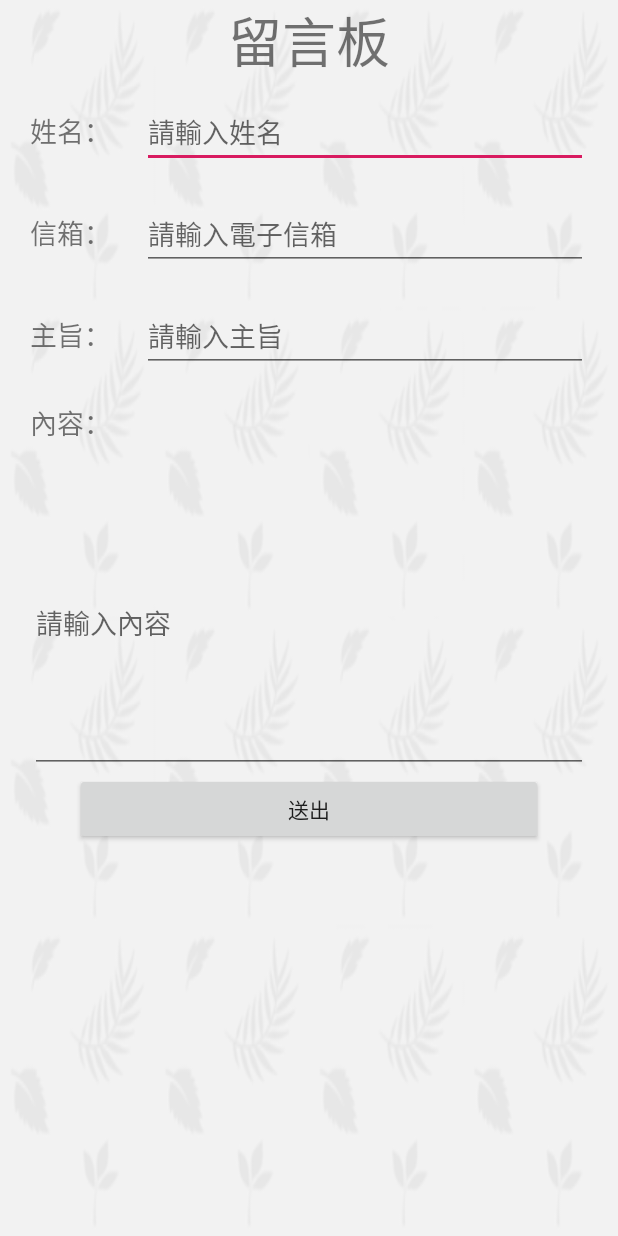
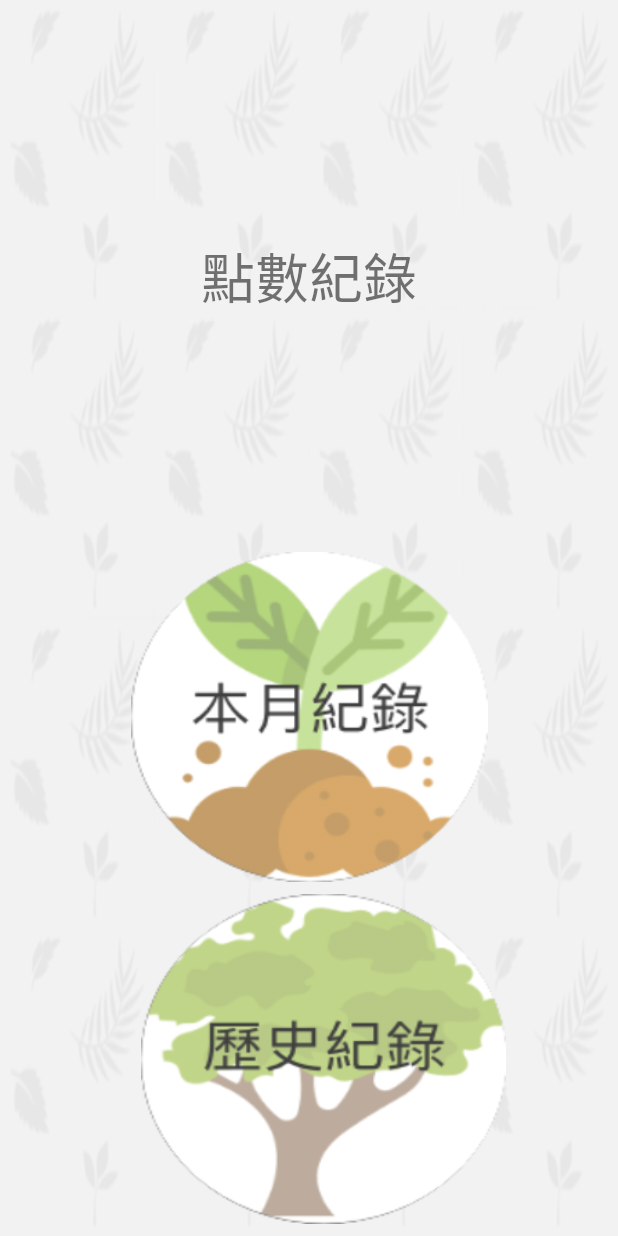
Before and after one commit to jj97181818/CarbonPoint, an Android app: the PointActivity screen opened directly, with no data from a screen before it, on a phone screen of 412 x 824 dp. Run offline under Robolectric (Android 15) with nearby library versions, the phone set to English and light mode, and no system bars.

Commit message:
Add point activity

```diff
--- a/app/src/main/java/me/jj97181818/carbonpoint/FAQ_Game.java
+++ b/app/src/main/java/me/jj97181818/carbonpoint/HistoryRecordActivity.java
@@ -3,11 +3,11 @@ package me.jj97181818.carbonpoint;
 import android.support.v7.app.AppCompatActivity;
 import android.os.Bundle;
 
-public class FAQ_Game extends AppCompatActivity {
+public class HistoryRecordActivity extends AppCompatActivity {
 
     @Override
     protected void onCreate(Bundle savedInstanceState) {
         super.onCreate(savedInstanceState);
-        setContentView(R.layout.activity_faq__game);
+        setContentView(R.layout.activity_history_record);
     }
 }
--- a/app/src/main/java/me/jj97181818/carbonpoint/MainActivity.java
+++ b/app/src/main/java/me/jj97181818/carbonpoint/MainActivity.java
@@ -14,7 +14,7 @@ public class MainActivity extends AppCompatActivity {
     }
 
     public void gotoSpecificActivity(View v) {
-        Intent it = new Intent(this, MessageBoard.class);
+        Intent it = new Intent(this, PointActivity.class);
         startActivity(it);
     }
 }
--- a/app/src/main/java/me/jj97181818/carbonpoint/FAQ_Restaurant.java
+++ b/app/src/main/java/me/jj97181818/carbonpoint/MessageBoardActivity.java
@@ -3,11 +3,11 @@ package me.jj97181818.carbonpoint;
 import android.support.v7.app.AppCompatActivity;
 import android.os.Bundle;
 
-public class FAQ_Restaurant extends AppCompatActivity {
+public class MessageBoardActivity extends AppCompatActivity {
 
     @Override
     protected void onCreate(Bundle savedInstanceState) {
         super.onCreate(savedInstanceState);
-        setContentView(R.layout.activity_faq__restaurant);
+        setContentView(R.layout.activity_message_board);
     }
 }
--- a/app/src/main/java/me/jj97181818/carbonpoint/MessageBoard.java
+++ b/app/src/main/java/me/jj97181818/carbonpoint/PointActivity.java
@@ -3,11 +3,11 @@ package me.jj97181818.carbonpoint;
 import android.support.v7.app.AppCompatActivity;
 import android.os.Bundle;
 
-public class MessageBoard extends AppCompatActivity {
+public class PointActivity extends AppCompatActivity {
 
     @Override
     protected void onCreate(Bundle savedInstanceState) {
         super.onCreate(savedInstanceState);
-        setContentView(R.layout.activity_message_board);
+        setContentView(R.layout.activity_point);
     }
 }
--- a/app/src/main/res/layout/activity_message_board.xml
+++ b/app/src/main/res/layout/activity_message_board.xml
@@ -6,7 +6,7 @@
     android:layout_height="match_parent"
     android:orientation="vertical"
     android:background="@drawable/leavespattern"
-    tools:context=".MessageBoard">
+    tools:context=".MessageBoardActivity">
 
     <TextView
         android:id="@+id/textView15"
--- /dev/null
+++ b/app/src/main/res/layout/activity_point.xml
@@ -0,0 +1,49 @@
+<?xml version="1.0" encoding="utf-8"?>
+<android.support.constraint.ConstraintLayout xmlns:android="http://schemas.android.com/apk/res/android"
+    xmlns:app="http://schemas.android.com/apk/res-auto"
+    xmlns:tools="http://schemas.android.com/tools"
+    android:layout_width="match_parent"
+    android:layout_height="match_parent"
+    android:background="@drawable/leavespattern"
+    tools:context=".PointActivity">
+
+    <ImageButton
+        android:id="@+id/imageButton"
+        android:layout_width="238dp"
+        android:layout_height="220dp"
+        android:layout_marginStart="8dp"
+        android:layout_marginEnd="8dp"
+        android:layout_marginBottom="8dp"
+        android:background="@drawable/thismonthrecordv2"
+        app:layout_constraintBottom_toTopOf="@+id/imageButton2"
+        app:layout_constraintEnd_toEndOf="parent"
+        app:layout_constraintStart_toStartOf="parent" />
+
+    <ImageButton
+        android:id="@+id/imageButton2"
+        android:layout_width="243dp"
+        android:layout_height="220dp"
+        android:layout_marginStart="7dp"
+        android:layout_marginEnd="8dp"
+        android:layout_marginBottom="8dp"
+        android:background="@drawable/historyrecordv2"
+        app:layout_constraintBottom_toBottomOf="parent"
+        app:layout_constraintEnd_toEndOf="parent"
+        app:layout_constraintHorizontal_bias="0.564"
+        app:layout_constraintStart_toStartOf="parent" />
+
+    <TextView
+        android:id="@+id/textView6"
+        android:layout_width="wrap_content"
+        android:layout_height="wrap_content"
+        android:layout_marginStart="8dp"
+        android:layout_marginTop="8dp"
+        android:layout_marginEnd="8dp"
+        android:layout_marginBottom="8dp"
+        android:text="點數紀錄"
+        android:textSize="36sp"
+        app:layout_constraintBottom_toTopOf="@+id/imageButton"
+        app:layout_constraintEnd_toEndOf="parent"
+        app:layout_constraintStart_toStartOf="parent"
+        app:layout_constraintTop_toTopOf="parent" />
+</android.support.constraint.ConstraintLayout>
```
Also changed, not shown: app/src/main/AndroidManifest.xml (+6 -3 lines), app/src/main/java/me/jj97181818/carbonpoint/FAQGameActivity.java (added, +13 -0 lines), app/src/main/java/me/jj97181818/carbonpoint/FAQRestaurantActivity.java (added, +13 -0 lines), app/src/main/java/me/jj97181818/carbonpoint/ThisMonthRecordActivity.java (added, +13 -0 lines), app/src/main/res/layout/activity_history_record.xml (added, +9 -0 lines), app/src/main/res/layout/activity_this_month_record.xml (added, +36 -0 lines), app/src/main/res/drawable/historyrecord.png (added), app/src/main/res/drawable/historyrecordv2.png (added), app/src/main/res/drawable/thismonthrecord.png (added), app/src/main/res/drawable/thismonthrecordv2.png (added).
